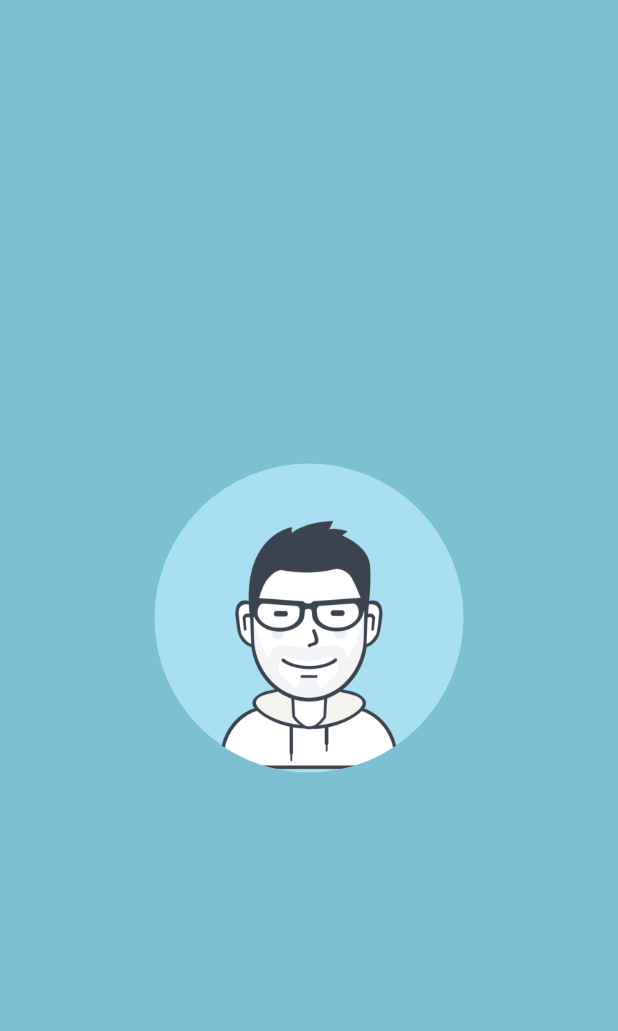
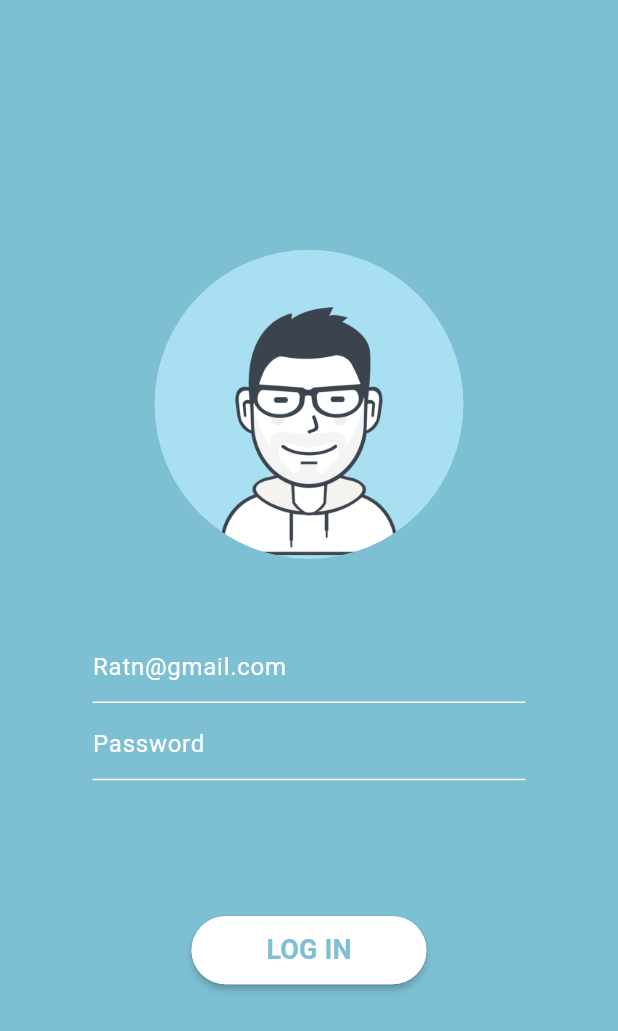
Before and after one commit to RG-7/Authify, a Flutter app: the screen it shows after launch, on a phone screen of 412 x 824 dp. Shown: the top 1031 px of the screen. Run offline on Flutter 3.47's test engine with Material 3 defaults, Android fonts, the phone set to English and light mode, and no system bars.

Commit message:
Login Page UI Done

```diff
--- a/lib/pages/login_page.dart
+++ b/lib/pages/login_page.dart
@@ -18,14 +18,95 @@ class LoginPage extends StatelessWidget {
       backgroundColor: primaryColor,
       body: Align(
         alignment: Alignment.center,
+        child: Container(
+          width: deviceHeight,
+          height: deviceHeight! * 0.6,
           child: Column(
             mainAxisAlignment: MainAxisAlignment.spaceAround,
             crossAxisAlignment: CrossAxisAlignment.center,
             mainAxisSize: MainAxisSize.max,
             children: [
               _avtarWidget(),
+              SizedBox(
+                height: deviceHeight! * 0.05,
+              ),
+              _emailTextfield(),
+              _passwordTextField(),
+              SizedBox(
+                height: deviceHeight! * 0.1,
+              ),
+              _loginButton()
             ],
           ),
+        ),
+      ),
+    );
+  }
+
+  Widget _loginButton() {
+    return MaterialButton(
+      onPressed: () {},
+      minWidth: deviceWidth! * 0.38,
+      height: deviceHeight! * 0.055,
+      color: Colors.white,
+      shape: RoundedRectangleBorder(
+          borderRadius: BorderRadius.circular(25.0),
+          side: const BorderSide(color: Colors.white)),
+      child: Text(
+        'LOG IN',
+        style: TextStyle(
+            color: primaryColor, fontSize: 18, fontWeight: FontWeight.bold),
+      ),
+    );
+  }
+
+  Widget _passwordTextField() {
+    return SizedBox(
+      width: deviceWidth! * 0.7,
+      child: const TextField(
+        obscureText: true,
+        autocorrect: false,
+        cursorColor: Colors.white,
+        decoration: InputDecoration(
+          hintText: "Password",
+          hintStyle: TextStyle(color: Colors.white),
+          enabledBorder: UnderlineInputBorder(
+            borderSide: BorderSide(
+              color: Colors.white,
+            ),
+          ),
+          focusedBorder: UnderlineInputBorder(
+            borderSide: BorderSide(
+              color: Colors.white,
+            ),
+          ),
+        ),
+        style: TextStyle(color: Colors.white),
+      ),
+    );
+  }
+
+  Widget _emailTextfield() {
+    return SizedBox(
+      width: deviceWidth! * 0.7,
+      child: const TextField(
+        autocorrect: false,
+        cursorColor: Colors.white,
+        decoration: InputDecoration(
+          hintText: "Ratn@gmail.com",
+          hintStyle: TextStyle(color: Colors.white),
+          enabledBorder: UnderlineInputBorder(
+            borderSide: BorderSide(
+              color: Colors.white,
+            ),
+          ),
+          focusedBorder: UnderlineInputBorder(
+            borderSide: BorderSide(
+              color: Colors.white,
+            ),
+          ),
+        ),
+        style: TextStyle(color: Colors.white),
       ),
     );
   }
```
Lines whose indentation alone changed are shown as unchanged.
